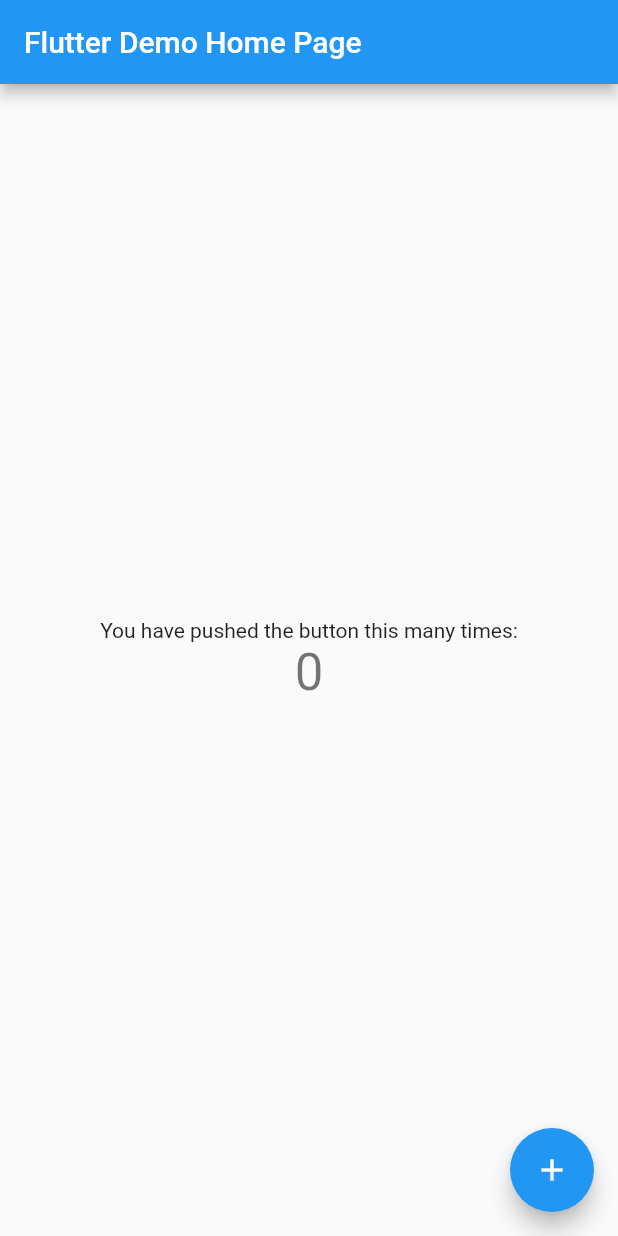
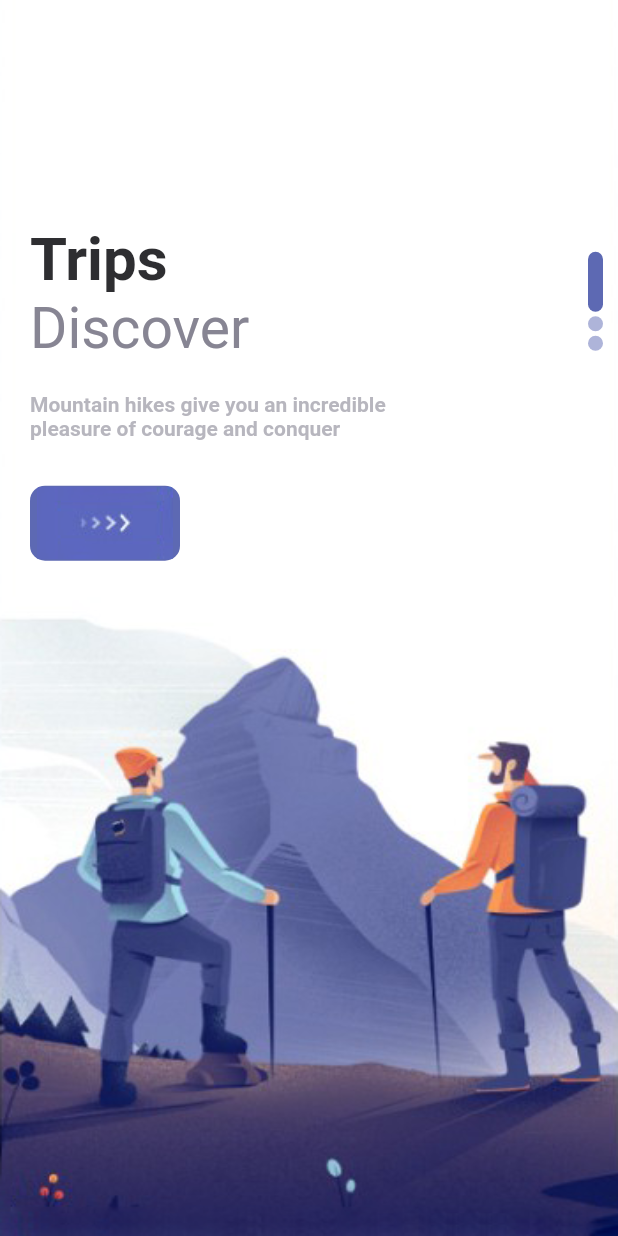
Before and after one commit to nguyenminhhung2011/Mountain_trip_UI, a Flutter app: the screen it shows after launch, on a phone screen of 412 x 824 dp. Run offline on Flutter 3.47's test engine with Material 2 defaults, Android fonts, the light colour scheme and no system bars.

Commit message:
HomeScreen UI

```diff
--- /dev/null
+++ b/lib/data/fake_data.dart
@@ -0,0 +1,9 @@
+import 'package:flutter/material.dart';
+
+class FakeData {
+  final List<String> HomeScreen = [
+    'assets/img/welcome-one.png',
+    'assets/img/welcome-two.png',
+    'assets/img/welcome-three.png'
+  ];
+}
--- a/lib/main.dart
+++ b/lib/main.dart
@@ -1,4 +1,5 @@
 import 'package:flutter/material.dart';
+import 'package:mountain_trip_api/pages/home_screen_pages.dart';
 
 void main() {
   runApp(const MyApp());
@@ -12,104 +13,11 @@
   Widget build(BuildContext context) {
     return MaterialApp(
       title: 'Flutter Demo',
+      debugShowCheckedModeBanner: false,
       theme: ThemeData(
-        // This is the theme of your application.
-        //
-        // Try running your application with "flutter run". You'll see the
-        // application has a blue toolbar. Then, without quitting the app, try
-        // changing the primarySwatch below to Colors.green and then invoke
-        // "hot reload" (press "r" in the console where you ran "flutter run",
-        // or simply save your changes to "hot reload" in a Flutter IDE).
-        // Notice that the counter didn't reset back to zero; the application
-        // is not restarted.
         primarySwatch: Colors.blue,
       ),
-      home: const MyHomePage(title: 'Flutter Demo Home Page'),
+      home: HomeScreen(),
     );
   }
 }
-
-class MyHomePage extends StatefulWidget {
-  const MyHomePage({Key? key, required this.title}) : super(key: key);
-
-  // This widget is the home page of your application. It is stateful, meaning
-  // that it has a State object (defined below) that contains fields that affect
-  // how it looks.
-
-  // This class is the configuration for the state. It holds the values (in this
-  // case the title) provided by the parent (in this case the App widget) and
-  // used by the build method of the State. Fields in a Widget subclass are
-  // always marked "final".
-
-  final String title;
-
-  @override
-  State<MyHomePage> createState() => _MyHomePageState();
-}
-
-class _MyHomePageState extends State<MyHomePage> {
-  int _counter = 0;
-
-  void _incrementCounter() {
-    setState(() {
-      // This call to setState tells the Flutter framework that something has
-      // changed in this State, which causes it to rerun the build method below
-      // so that the display can reflect the updated values. If we changed
-      // _counter without calling setState(), then the build method would not be
-      // called again, and so nothing would appear to happen.
-      _counter++;
-    });
-  }
-
-  @override
-  Widget build(BuildContext context) {
-    // This method is rerun every time setState is called, for instance as done
-    // by the _incrementCounter method above.
-    //
-    // The Flutter framework has been optimized to make rerunning build methods
-    // fast, so that you can just rebuild anything that needs updating rather
-    // than having to individually change instances of widgets.
-    return Scaffold(
-      appBar: AppBar(
-        // Here we take the value from the MyHomePage object that was created by
-        // the App.build method, and use it to set our appbar title.
-        title: Text(widget.title),
-      ),
-      body: Center(
-        // Center is a layout widget. It takes a single child and positions it
-        // in the middle of the parent.
-        child: Column(
-          // Column is also a layout widget. It takes a list of children and
-          // arranges them vertically. By default, it sizes itself to fit its
-          // children horizontally, and tries to be as tall as its parent.
-          //
-          // Invoke "debug painting" (press "p" in the console, choose the
-          // "Toggle Debug Paint" action from the Flutter Inspector in Android
-          // Studio, or the "Toggle Debug Paint" command in Visual Studio Code)
-          // to see the wireframe for each widget.
-          //
-          // Column has various properties to control how it sizes itself and
-          // how it positions its children. Here we use mainAxisAlignment to
-          // center the children vertically; the main axis here is the vertical
-          // axis because Columns are vertical (the cross axis would be
-          // horizontal).
-          mainAxisAlignment: MainAxisAlignment.center,
-          children: <Widget>[
-            const Text(
-              'You have pushed the button this many times:',
-            ),
-            Text(
-              '$_counter',
-              style: Theme.of(context).textTheme.headline4,
-            ),
-          ],
-        ),
-      ),
-      floatingActionButton: FloatingActionButton(
-        onPressed: _incrementCounter,
-        tooltip: 'Increment',
-        child: const Icon(Icons.add),
-      ), // This trailing comma makes auto-formatting nicer for build methods.
-    );
-  }
-}
--- /dev/null
+++ b/lib/pages/home_screen_pages.dart
@@ -0,0 +1,128 @@
+import 'package:flutter/src/foundation/key.dart';
+import 'package:flutter/src/widgets/framework.dart';
+import 'package:flutter/material.dart';
+import 'package:mountain_trip_api/data/fake_data.dart';
+import 'package:mountain_trip_api/misc/colors.dart';
+
+class HomeScreen extends StatelessWidget {
+  const HomeScreen({Key? key}) : super(key: key);
+
+  @override
+  Widget build(BuildContext context) {
+    final List<int> indexPage = [0, 1, 2];
+
+    return Scaffold(
+      backgroundColor: Colors.white,
+      body: PageView.builder(
+        itemCount: 3,
+        scrollDirection: Axis.vertical,
+        itemBuilder: (context, index) {
+          return Stack(
+            children: [
+              Container(
+                width: double.infinity,
+                height: double.infinity,
+                child: Image(
+                  image: AssetImage(FakeData().HomeScreen[index]),
+                  fit: BoxFit.fill,
+                ),
+              ),
+              Row(
+                crossAxisAlignment: CrossAxisAlignment.center,
+                mainAxisAlignment: MainAxisAlignment.start,
+                children: [
+                  const SizedBox(width: 20),
+                  Expanded(
+                    child: Column(
+                      crossAxisAlignment: CrossAxisAlignment.start,
+                      children: [
+                        SizedBox(
+                            height: MediaQuery.of(context).size.height / 5.5),
+                        Text(
+                          'Trips',
+                          style: TextStyle(
+                            color: AppColors.bigTextColor,
+                            fontWeight: FontWeight.bold,
+                            fontSize: 40,
+                          ),
+                        ),
+                        Text(
+                          'Discover',
+                          style: TextStyle(
+                            color: AppColors.textColor2,
+                            fontSize: 38,
+                          ),
+                        ),
+                        const SizedBox(height: 20),
+                        Text(
+                          'Mountain hikes give you an incredible',
+                          style: TextStyle(
+                            color: AppColors.textColor2.withOpacity(0.6),
+                            fontWeight: FontWeight.bold,
+                          ),
+                        ),
+                        Text(
+                          'pleasure of courage and conquer',
+                          style: TextStyle(
+                            color: AppColors.textColor2.withOpacity(0.6),
+                            fontWeight: FontWeight.bold,
+                          ),
+                        ),
+                        const SizedBox(height: 30),
+                        InkWell(
+                          onTap: () {},
+                          child: Container(
+                            height: 50,
+                            width: 100,
+                            decoration: BoxDecoration(
+                              borderRadius: BorderRadius.circular(10),
+                              color: AppColors.mainColor,
+                              image: DecorationImage(
+                                image: AssetImage('assets/img/button-one.png'),
+                              ),
+                            ),
+                          ),
+                        ),
+                      ],
+                    ),
+                  ),
+                  const SizedBox(width: 10),
+                  Column(
+                    children: [
+                      SizedBox(height: MediaQuery.of(context).size.height / 5),
+                      Column(
+                        children: indexPage.map((e) {
+                          if (e != index) {
+                            return Container(
+                              margin: const EdgeInsets.only(top: 3),
+                              height: 10,
+                              width: 10,
+                              decoration: BoxDecoration(
+                                shape: BoxShape.circle,
+                                color: AppColors.mainColor.withOpacity(0.5),
+                              ),
+                            );
+                          }
+                          return Container(
+                            height: 40,
+                            width: 10,
+                            margin: const EdgeInsets.only(top: 3),
+                            decoration: BoxDecoration(
+                              color: AppColors.mainColor,
+                              borderRadius: BorderRadius.circular(20),
+                            ),
+                          );
+                        }).toList(),
+                      ),
+                    ],
+                  ),
+                  const SizedBox(width: 10),
+                ],
+              ),
+            ],
+          );
+        },
+      ),
+    );
+  }
+}
```
Also changed, not shown: pubspec.yaml (+4 -3 lines).
